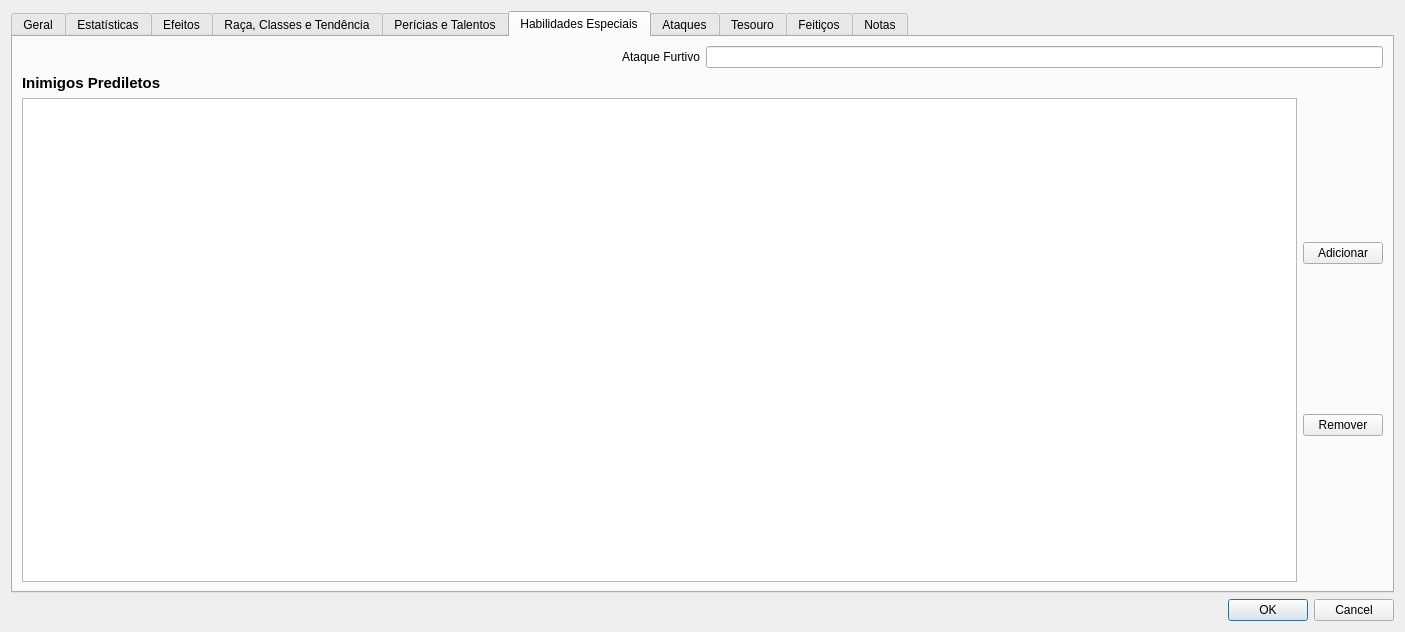
matferib/tabuleiro-virtual, file ifg/qt/ui/entidade.ui: the form before one commit.
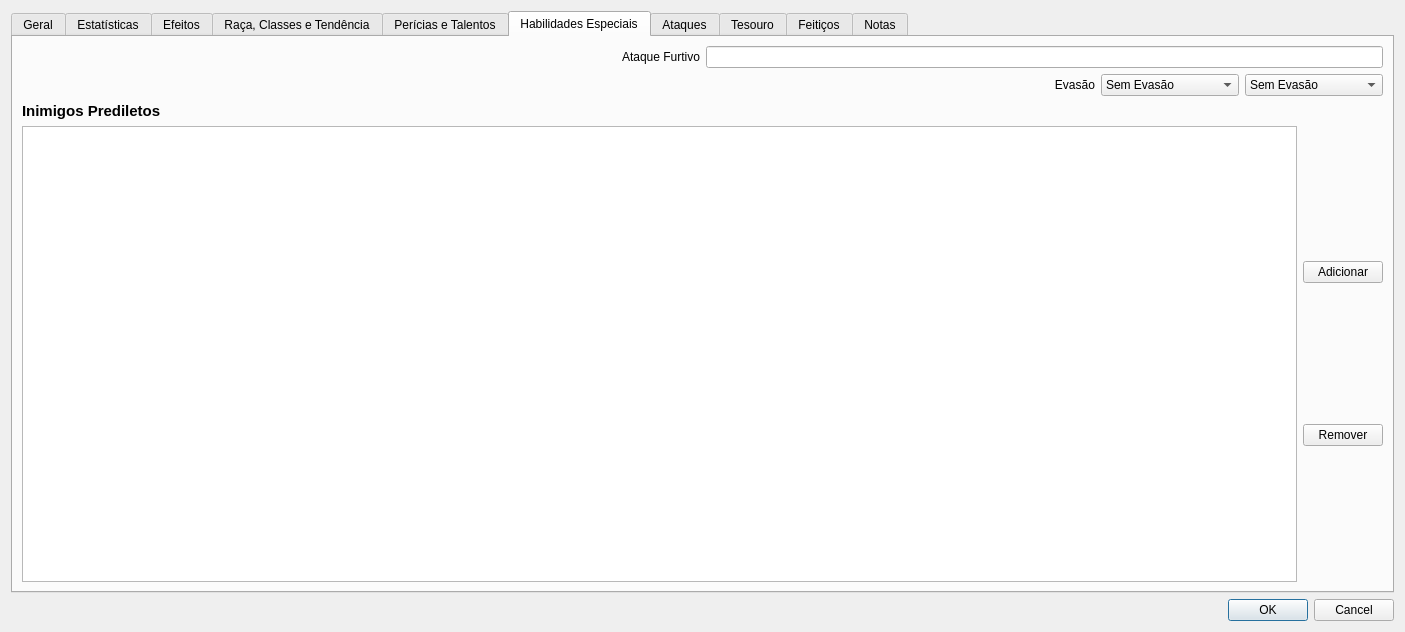
The form after the commit. The open tabs and pages were chosen to show the change.

Commit message: inicio de evasao na ui

Diff of the .ui file:
```diff
--- a/ifg/qt/ui/entidade.ui
+++ b/ifg/qt/ui/entidade.ui
@@ -2754,6 +2754,76 @@
          </item>
         </layout>
        </item>
+       <item>
+        <layout class="QHBoxLayout" name="horizontalLayout_50">
+         <item>
+          <widget class="QLabel" name="label_103">
+           <property name="text">
+            <string>Evasão</string>
+           </property>
+           <property name="alignment">
+            <set>Qt::AlignRight|Qt::AlignTrailing|Qt::AlignVCenter</set>
+           </property>
+          </widget>
+         </item>
+         <item>
+          <widget class="QComboBox" name="combo_evasao_estatica">
+           <property name="sizePolicy">
+            <sizepolicy hsizetype="Fixed" vsizetype="Fixed">
+             <horstretch>0</horstretch>
+             <verstretch>0</verstretch>
+            </sizepolicy>
+           </property>
+           <property name="toolTip">
+            <string>Tipo de evasão que não vem de classe, por exemplo, familiares.</string>
+           </property>
+           <item>
+            <property name="text">
+             <string>Sem Evasão</string>
+            </property>
+           </item>
+           <item>
+            <property name="text">
+             <string>Evasão</string>
+            </property>
+           </item>
+           <item>
+            <property name="text">
+             <string>Evasão Aprimorada</string>
+            </property>
+           </item>
+          </widget>
+         </item>
+         <item>
+          <widget class="QComboBox" name="combo_evasao_dinamica">
+           <property name="sizePolicy">
+            <sizepolicy hsizetype="Fixed" vsizetype="Fixed">
+             <horstretch>0</horstretch>
+             <verstretch>0</verstretch>
+            </sizepolicy>
+           </property>
+           <property name="toolTip">
+            <string>Tipo de evasão do personagem, computado dinamicamente</string>
+           </property>
+           <item>
+            <property name="text">
+             <string>Sem Evasão</string>
+            </property>
+           </item>
+           <item>
+            <property name="text">
+             <string>Evasão</string>
+            </property>
+           </item>
+           <item>
+            <property name="text">
+             <string>Evasão Aprimorada</string>
+            </property>
+           </item>
+          </widget>
+         </item>
+        </layout>
+       </item>
        <item>
         <layout class="QVBoxLayout" name="verticalLayout_17">
          <item>
```
The commit also changes 1 other file.
